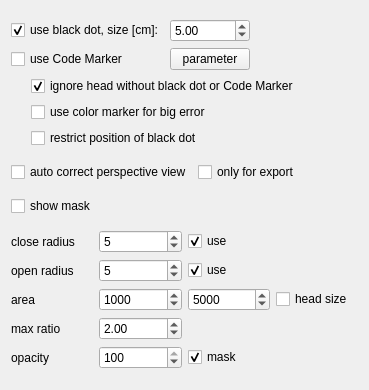
First picture: the form in ui/multiColorMarker.ui, repository ped-dyn-emp/PeTrack, before the edit.
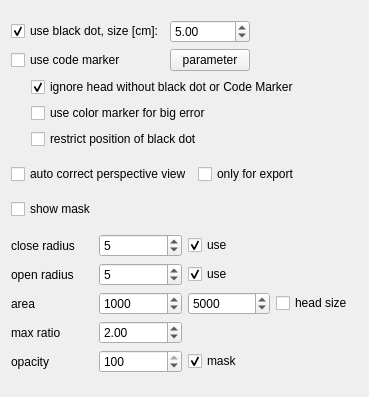
Second picture: the form after the edit.

Commit message: Change Upper Case to Lower Case in ui

The edit to the form file:
```diff
--- a/ui/multiColorMarker.ui
+++ b/ui/multiColorMarker.ui
@@ -7,7 +7,7 @@
     <x>0</x>
     <y>0</y>
     <width>369</width>
-    <height>390</height>
+    <height>397</height>
    </rect>
   </property>
   <layout class="QVBoxLayout" name="verticalLayout">
@@ -57,7 +57,7 @@
           <string>using Code Marker on top of the head for tracking</string>
          </property>
          <property name="text">
-          <string>use Code Marker</string>
+          <string>use code marker</string>
          </property>
         </widget>
        </item>
```
